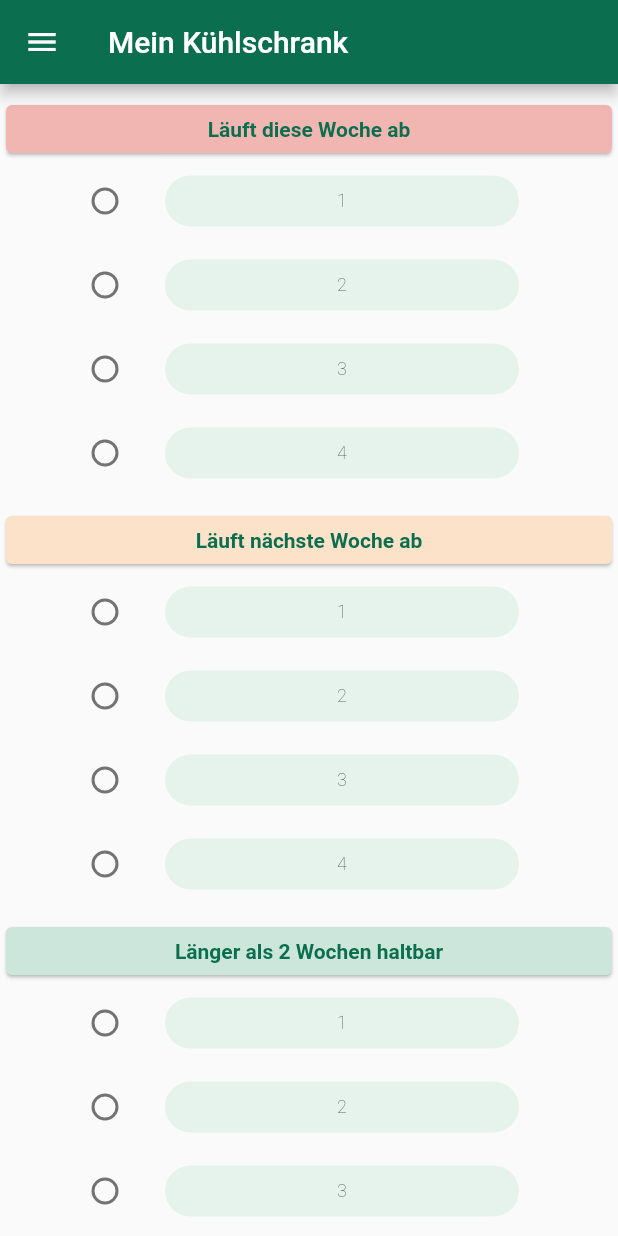
After one commit to nico0704/little_savior_v1, a Flutter app: the MyStockIngredients screen opened directly, on a phone screen of 412 x 824 dp. The commit adds this screen. Run offline on Flutter 3.47's test engine with Material 2 defaults, Android fonts, the phone set to English and light mode, and no system bars.

Commit message:
implemented screen to show ingredients in stock

```diff
--- a/lib/screens/menue.dart
+++ b/lib/screens/menue.dart
@@ -2,6 +2,7 @@ import 'package:flutter/material.dart';
 import 'package:little_savior_v1/config/palette.dart';
 import 'package:little_savior_v1/screens/addIngredient.dart';
 import 'package:little_savior_v1/screens/dashboard.dart';
+import 'package:little_savior_v1/screens/myStockIngredients.dart';
 import 'package:little_savior_v1/screens/mygroceries.dart';
 import 'package:little_savior_v1/screens/mypantry.dart';
 import 'package:little_savior_v1/screens/myrecipes.dart';
@@ -30,7 +31,8 @@ class Menue extends StatelessWidget  {
           buildListTile(context, Menue(), title: 'Rezeptvorschläge', ),
           buildListTile(context, Menue(), title: 'Ist das noch gut?',),
           buildListTile(context, Menue(), title: 'Savior Score'),
-          buildListTile(context, AddIngredient(), title: "Lebensmittel adden (Nur zum testen hier drin)")
+          buildListTile(context, AddIngredient(), title: "Lebensmittel adden (Nur zum testen hier drin)"),
+          buildListTile(context, MyStockIngredients(), title: "random stock zum testen"),
         ],
       ),
     );
--- /dev/null
+++ b/lib/screens/myStockIngredients.dart
@@ -0,0 +1,150 @@
+import 'package:flutter/material.dart';
+import 'package:little_savior_v1/config/palette.dart';
+
+import '../models/checkbox_notification_setting.dart';
+import 'menue.dart';
+
+class MyStockIngredients extends StatefulWidget {
+  const MyStockIngredients({Key? key}) : super(key: key);
+
+  @override
+  State<MyStockIngredients> createState() => _MyStockIngredientsState();
+}
+
+class _MyStockIngredientsState extends State<MyStockIngredients> {
+  final List<Product> _products =
+      List.filled(5, Product(name: "Test", bbd: "31.12.2023"));
+  bool _isLoading = false;
+  List<CheckboxNotificationSetting> productNotifications = [CheckboxNotificationSetting(title: "1"), CheckboxNotificationSetting(title: "2"), CheckboxNotificationSetting(title: "3"), CheckboxNotificationSetting(title: "4")];
+
+  @override
+  void initState() {
+    super.initState();
+  }
+
+  @override
+  Widget build(BuildContext context) {
+    return Scaffold(
+        appBar: Menue().getAppBar(title: "Mein Kühlschrank"),
+        // get title from database
+        drawer: Menue().getDrawer(context),
+        body: _isLoading
+            ? Center(child: CircularProgressIndicator())
+            : SingleChildScrollView(
+                child: Column(
+                  children: [
+                    ProductList("Läuft diese Woche ab", Palette.terraCottaHalf),
+                    ...productNotifications
+                        .map(buildSingleProductCheckbox)
+                        .toList(),
+                    ProductList("Läuft nächste Woche ab",
+                        Palette.macaroniAndCheeseHalf),
+                    ...productNotifications
+                        .map(buildSingleProductCheckbox)
+                        .toList(),
+                    ProductList(
+                        "Länger als 2 Wochen haltbar", Palette.honeydew),
+                    ...productNotifications
+                        .map(buildSingleProductCheckbox)
+                        .toList(),
+                  ],
+                ),
+              ));
+  }
+
+  Widget buildProductCheckbox({
+    required CheckboxNotificationSetting notification,
+    required VoidCallback onClicked,
+  }) =>
+      buildCheckbox(onClicked, notification);
+
+  Widget buildSingleProductCheckbox(
+          CheckboxNotificationSetting checkboxNotification) =>
+      buildProductCheckbox(
+          notification: checkboxNotification,
+          onClicked: () {
+            setState(() {
+              print(checkboxNotification.title);
+              checkboxNotification.value = !checkboxNotification.value;
+            });
+          });
+
+  Padding buildCheckbox(
+      VoidCallback onClicked, CheckboxNotificationSetting notification) {
+    return Padding(
+      padding: const EdgeInsets.fromLTRB(30, 0, 50, 0),
+      child: ListTile(
+        onTap: onClicked,
+        leading: Checkbox(
+          shape: CircleBorder(),
+          activeColor: Palette.bottleGreen,
+          checkColor: Colors.transparent,
+          value: notification.value,
+          onChanged: (value) => onClicked(),
+        ),
+        title: Container(
+          decoration: BoxDecoration(
+            color: Palette.honeydewHalf,
+            borderRadius: BorderRadius.all(Radius.circular(20)),
+          ),
+          child: Center(
+            child: Padding(
+              padding: const EdgeInsets.fromLTRB(0, 10, 0, 10),
+              child: Text(
+                notification.title,
+                style: TextStyle(
+                  fontSize: 12,
+                  fontWeight: FontWeight.w100,
+                ),
+              ),
+            ),
+          ),
+        ),
+      ),
+    );
+  }
+}
+
+class ProductList extends StatelessWidget {
+  final String title;
+  final Color color;
+
+  const ProductList(
+    this.title,
+    this.color, {
+    Key? key,
+  }) : super(key: key);
+
+  @override
+  Widget build(BuildContext context) {
+    return Padding(
+      padding: const EdgeInsets.only(top: 10),
+      child: Card(
+        color: color,
+        child: Center(
+          child: Padding(
+            padding: const EdgeInsets.all(8.0),
+            child: Text(
+              title,
+              style: TextStyle(
+                color: Palette.bottleGreen,
+                fontWeight: FontWeight.bold,
+              ),
+            ),
+          ),
+        ),
+      ),
+    );
+  }
+}
+// dummy class
+
+class Product {
+  Product({
+    required this.name,
+    required this.bbd,
+  });
+
+  String name;
+  String bbd;
+}
```
